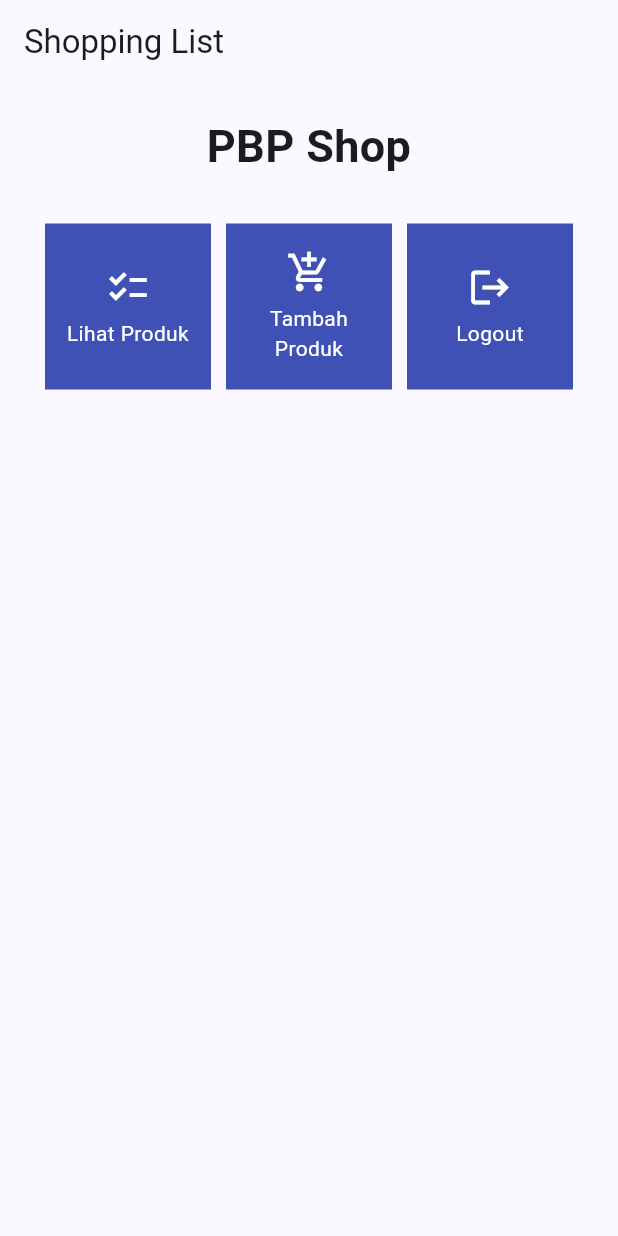
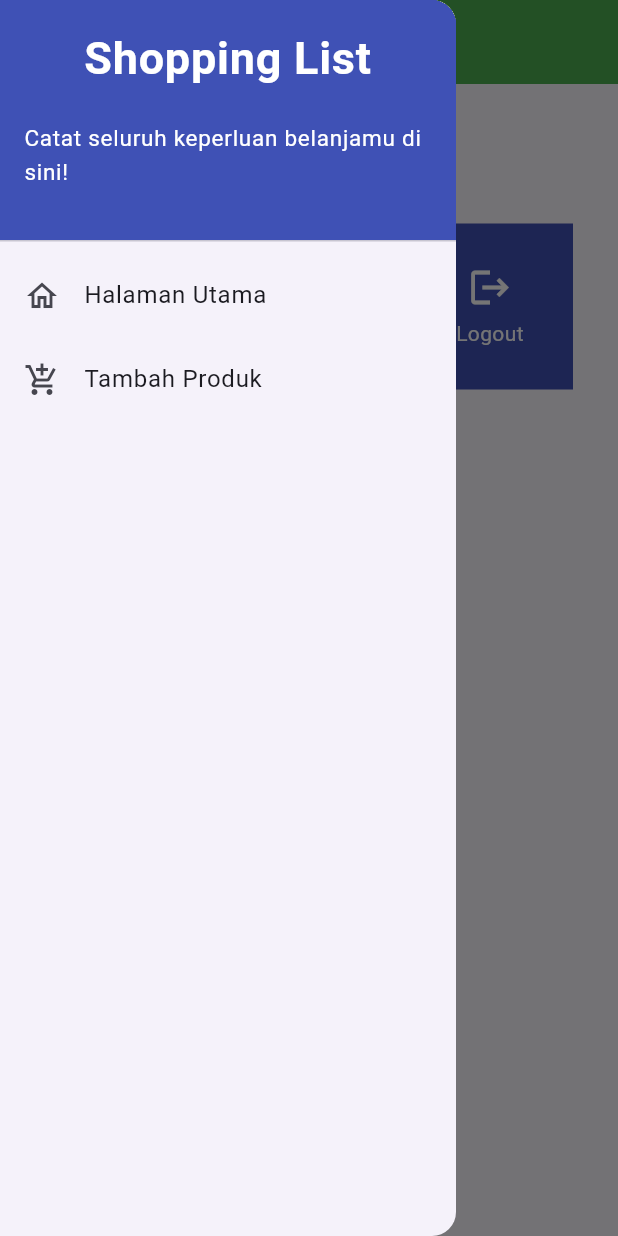
Before and after one commit to Firdausfarul/shopping-list-mobile, a Flutter app: the screen it shows after launch, with the side drawer open (before the commit the screen has no drawer), on a phone screen of 412 x 824 dp. Run offline on Flutter 3.47's test engine with Material 2 defaults, Android fonts, the phone set to English and light mode, and no system bars.

Commit message:
Tutorial 7

```diff
--- a/lib/main.dart
+++ b/lib/main.dart
@@ -1,6 +1,5 @@
 import 'package:flutter/material.dart';
-import 'package:shopping_list/menu.dart';
-
+import 'package:shopping_list/screens/menu.dart';
 void main() {
   runApp(const MyApp());
 }
--- a/lib/menu.dart
+++ b/lib/screens/menu.dart
@@ -1,6 +1,6 @@
 import 'package:flutter/material.dart';
-
-
+import 'package:shopping_list/widgets/left_drawer.dart';
+import 'package:shopping_list/widgets/shop_card.dart';
 
 class MyHomePage extends StatelessWidget {
     MyHomePage({Key? key}) : super(key: key);
@@ -18,10 +18,12 @@ class MyHomePage extends StatelessWidget {
     // fast, so that you can just rebuild anything that needs updating rather
     // than having to individually change instances of widgets.
     return Scaffold(
+      drawer: const LeftDrawer(),
       appBar: AppBar(
         title: const Text(
           'Shopping List',
         ),
+        backgroundColor: Colors.green,
       ),
       body: SingleChildScrollView(
         // Widget wrapper yang dapat discroll
@@ -63,53 +65,3 @@ class MyHomePage extends StatelessWidget {
     );
   }
 }
-class ShopCard extends StatelessWidget {
-  final ShopItem item;
-
-  const ShopCard(this.item, {super.key}); // Constructor
-
-  @override
-  Widget build(BuildContext context) {
-    return Material(
-      color: Colors.indigo,
-      child: InkWell(
-        // Area responsive terhadap sentuhan
-        onTap: () {
-          // Memunculkan SnackBar ketika diklik
-          ScaffoldMessenger.of(context)
-            ..hideCurrentSnackBar()
-            ..showSnackBar(SnackBar(
-                content: Text("Kamu telah menekan tombol ${item.name}!")));
-        },
-        child: Container(
-          // Container untuk menyimpan Icon dan Text
-          padding: const EdgeInsets.all(8),
-          child: Center(
-            child: Column(
-              mainAxisAlignment: MainAxisAlignment.center,
-              children: [
-                Icon(
-                  item.icon,
-                  color: Colors.white,
-                  size: 30.0,
-                ),
-                const Padding(padding: EdgeInsets.all(3)),
-                Text(
-                  item.name,
-                  textAlign: TextAlign.center,
-                  style: const TextStyle(color: Colors.white),
-                ),
-              ],
-            ),
-          ),
-        ),
-      ),
-    );
-  }
-}
-class ShopItem {
-  final String name;
-  final IconData icon;
-
-  ShopItem(this.name, this.icon);
-}
--- /dev/null
+++ b/lib/widgets/left_drawer.dart
@@ -0,0 +1,66 @@
+import 'package:flutter/material.dart';
+import 'package:shopping_list/screens/menu.dart';
+import 'package:shopping_list/screens/shoplist_form.dart';
+
+class LeftDrawer extends StatelessWidget {
+  const LeftDrawer({super.key});
+
+  @override
+  Widget build(BuildContext context) {
+    return Drawer(
+      child: ListView(
+        children: [
+          const DrawerHeader(
+            decoration: BoxDecoration(
+              color: Colors.indigo,
+            ),
+            child: Column(
+              children: [
+                Text(
+                  'Shopping List',
+                  textAlign: TextAlign.center,
+                  style: TextStyle(
+                    fontSize: 30,
+                    fontWeight: FontWeight.bold,
+                    color: Colors.white,
+                  ),
+                ),
+                Padding(padding: EdgeInsets.all(10)),
+                Text("Catat seluruh keperluan belanjamu di sini!",
+                    style: TextStyle(
+                      fontSize: 15,
+                      color: Colors.white,
+                    ),
+                    ),
+              ],
+            ),
+          ),
+          ListTile(
+            leading: const Icon(Icons.home_outlined),
+            title: const Text('Halaman Utama'),
+            // Bagian redirection ke MyHomePage
+            onTap: () {
+              Navigator.pushReplacement(
+                  context,
+                  MaterialPageRoute(
+                    builder: (context) => MyHomePage(),
+                  ));
+            },
+          ),
+          ListTile(
+            leading: const Icon(Icons.add_shopping_cart),
+            title: const Text('Tambah Produk'),
+            // Bagian redirection ke ShopFormPage
+            onTap: () {
+              Navigator.pushReplacement(
+                  context,
+                  MaterialPageRoute(
+                    builder: (context) => ShopFormPage(),
+                  ));
+            },
+          ),
+        ],
+      ),
+    );
+  }
+}
--- /dev/null
+++ b/lib/widgets/shop_card.dart
@@ -0,0 +1,66 @@
+import 'package:flutter/material.dart';
+import 'package:shopping_list/screens/shoplist_form.dart';
+
+class ShopCard extends StatelessWidget {
+  final ShopItem item;
+
+  const ShopCard(this.item, {super.key}); // Constructor
+
+  @override
+  Widget build(BuildContext context) {
+    return Material(
+      color: Colors.indigo,
+      child: InkWell(
+        // Area responsive terhadap sentuhan
+        // Area responsif terhadap sentuhan
+        onTap: () {
+          // Memunculkan SnackBar ketika diklik
+          ScaffoldMessenger.of(context)
+            ..hideCurrentSnackBar()
+            ..showSnackBar(SnackBar(
+                content: Text("Kamu telah menekan tombol ${item.name}!")));
+
+          // Navigate ke route yang sesuai (tergantung jenis tombol)
+          if (item.name == "Tambah Produk") {
+              Navigator.push(
+                  context,
+                  MaterialPageRoute(
+                    builder: (context) => ShopFormPage(),
+                  ));
+          }
+
+        },
+        child: Container(
+          // Container untuk menyimpan Icon dan Text
+          padding: const EdgeInsets.all(8),
+          child: Center(
+            child: Column(
+              mainAxisAlignment: MainAxisAlignment.center,
+              children: [
+                Icon(
+                  item.icon,
+                  color: Colors.white,
+                  size: 30.0,
+                ),
+                const Padding(padding: EdgeInsets.all(3)),
+                Text(
+                  item.name,
+                  textAlign: TextAlign.center,
+                  style: const TextStyle(color: Colors.white),
+                ),
+              ],
+            ),
+          ),
+        ),
+      ),
+    );
+  }
+}
+
+
+class ShopItem {
+  final String name;
+  final IconData icon;
+
+  ShopItem(this.name, this.icon);
+}
```
Also changed, not shown: lib/screens/shoplist_form.dart (added, +162 -0 lines).
